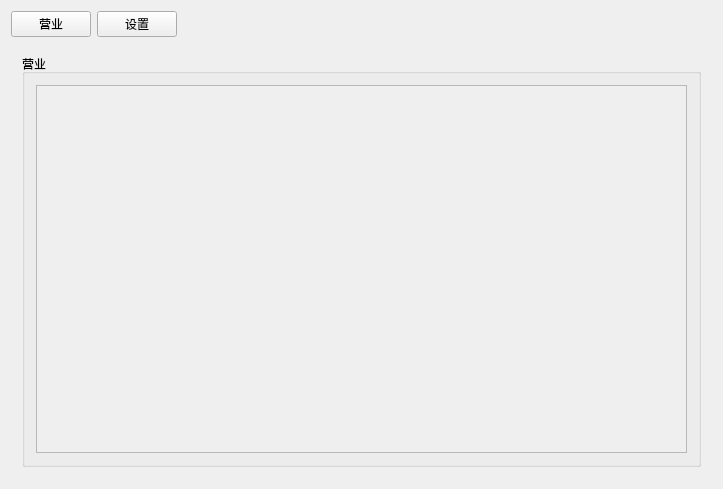
Qt form BMS/BMS/bms.ui (toiime/BMS) before a commit.
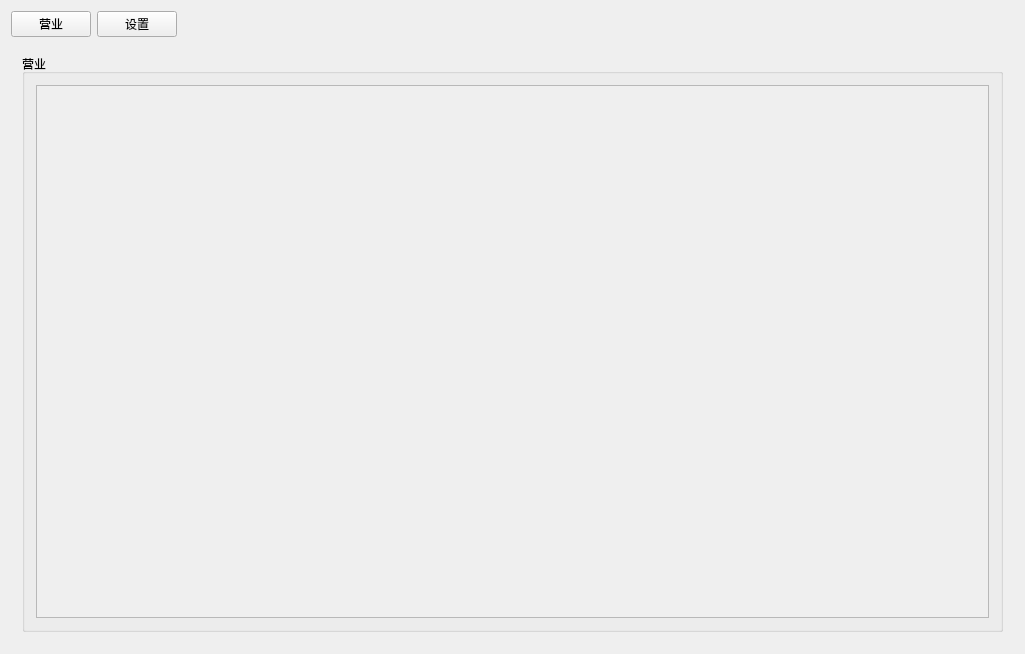
The same form after that commit. The open tabs and pages were chosen to show the change.

The edit to the form file:
```diff
--- a/BMS/BMS/bms.ui
+++ b/BMS/BMS/bms.ui
@@ -6,8 +6,8 @@
    <rect>
     <x>0</x>
     <y>0</y>
-    <width>723</width>
-    <height>489</height>
+    <width>1025</width>
+    <height>654</height>
    </rect>
   </property>
   <property name="windowTitle">
@@ -68,8 +68,8 @@
               <rect>
                <x>0</x>
                <y>0</y>
-               <width>665</width>
-               <height>385</height>
+               <width>967</width>
+               <height>550</height>
               </rect>
              </property>
             </widget>
```
Left out of the diff: 2 changed lines with no effect on the pictures.
